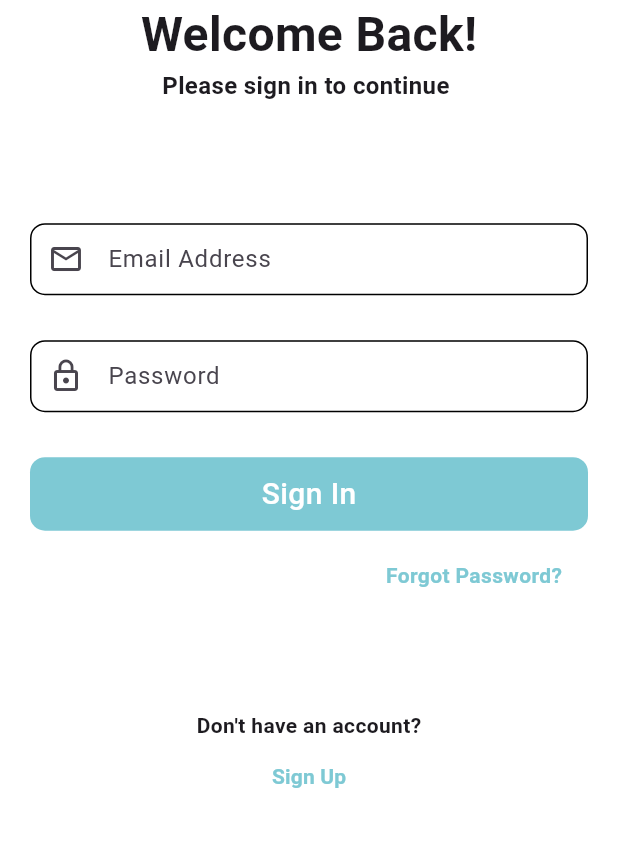
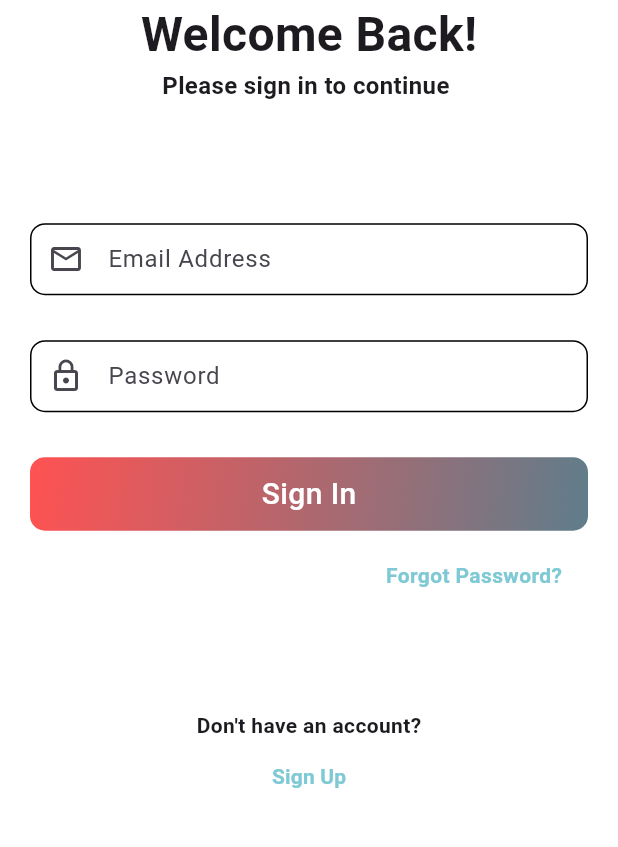
Before and after one commit to AlphaShiv7781/InstaScan, a Flutter app: the screen it shows after launch, after a tap on "Skip", after a tap on "Get Started", after a tap on "Sign In", on a phone screen of 412 x 824 dp, the part 315-1162 px from its top. Run offline on Flutter 3.47's test engine with Material 3 defaults, Android fonts, the light colour scheme and no system bars; drawn by our look-alikes of animated_text_kit; our stand-ins replace animate_do, cloud_firestore, dio, firebase_auth, firebase_core, flutter_dotenv and 7 more; accounts and stored records are empty; network calls fail.

Commit message:
News section work done

```diff
--- a/lib/screens/auth_screens/signin_screen.dart
+++ b/lib/screens/auth_screens/signin_screen.dart
@@ -127,7 +127,16 @@ class _SignInScreenState extends State<SignInScreen> {
                   },
                   child: Container(
                     decoration: BoxDecoration(
-                      color: Color(0xFF7EC9D4),
+                      gradient: LinearGradient(
+                        begin: Alignment.topLeft,
+                        end: Alignment.bottomRight,
+                        colors: [
+                          Colors.redAccent,
+                          // Color(0xFF7EC9D4),
+                          Colors.blueGrey,
+                        ],
+                      ),
+                      // color: Color(0xFF7EC9D4),
                       borderRadius: BorderRadius.circular(10),
                     ),
                     width: double.infinity,
--- a/lib/screens/dashboard_screens/news_screen.dart
+++ b/lib/screens/dashboard_screens/news_screen.dart
@@ -149,7 +149,7 @@ class _NewsScreenState extends State<NewsScreen> {
                                         child: const Text(
                                             'Close',
                                           style: TextStyle(
-                                            color: Color(0xFF7EC9D4),
+                                            color: Colors.cyan,
                                           ),
                                         ),
                                       ),
```
